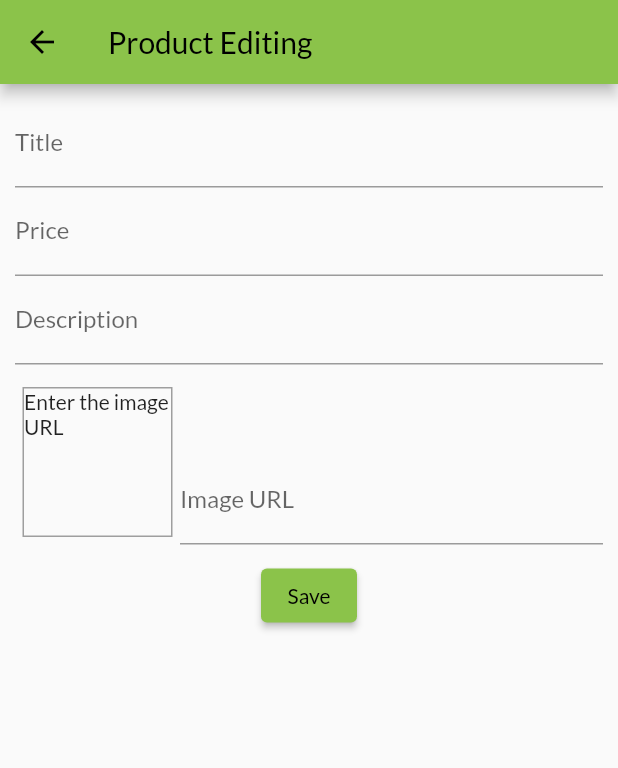
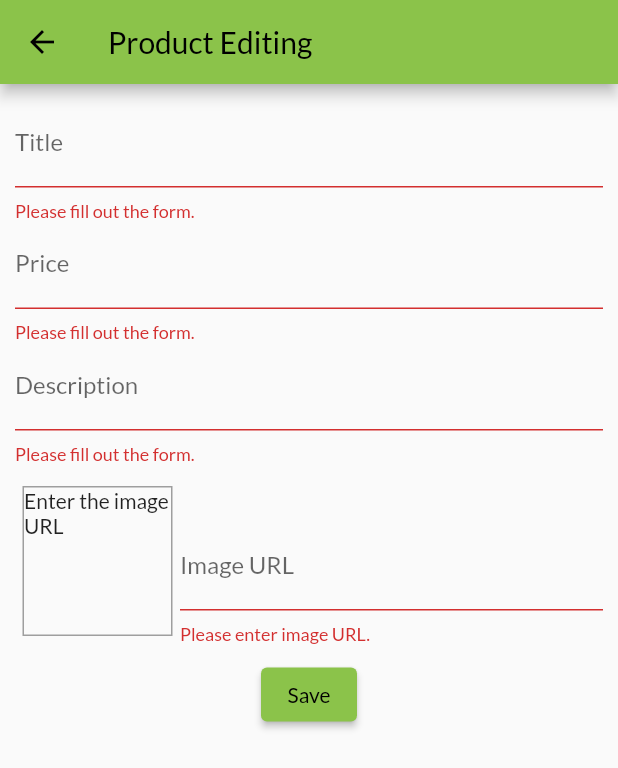
Before and after one commit to minhsuu14/flutter_shop_app, a Flutter app: the EditProductScreen screen opened by its route, after a tap on "Save", on a phone screen of 412 x 824 dp. Shown: the top 768 px of the screen. Run offline on Flutter 3.47's test engine with Material 2 defaults, Android fonts, the phone set to English and light mode, and no system bars; network calls fail.

Commit message:
added input validation

```diff
--- a/lib/screens/edit_product_screen.dart
+++ b/lib/screens/edit_product_screen.dart
@@ -21,11 +21,31 @@ class _EditProductScreenState extends State<EditProductScreen> {
       imageUrl: '',
       price: 0,
       title: '');
-
+// add listener for imgURL focusnode, when lose focus then trigger the function to preview the image.
   @override
   void initState() {
     _imgUrlFocusNode.addListener((imgUrlListener));
     super.initState();
+  }
+
+// Show preview image
+  void imgUrlListener() {
+    if (!_imgUrlFocusNode.hasFocus) {
+      if ((!_imgUrlController.text.startsWith('http') &&
+              !_imgUrlController.text.startsWith('https')) ||
+          (!_imgUrlController.text.endsWith('.jpg') &&
+              !_imgUrlController.text.endsWith('.png') &&
+              !_imgUrlController.text.endsWith('.jpeg'))) {
+        return;
+      }
+      setState(() {});
+    }
+  }
+
+// Save form state to collect user input
+  void _saveForm() {
+    if (!_formkey.currentState!.validate()) return;
+    _formkey.currentState?.save();
   }
 
   @override
@@ -35,16 +55,6 @@ class _EditProductScreenState extends State<EditProductScreen> {
     _imgUrlFocusNode.dispose();
     _imgUrlController.dispose();
     super.dispose();
-  }
-
-  void imgUrlListener() {
-    if (_imgUrlController.text.isNotEmpty) {
-      setState(() {});
-    }
-  }
-
-  void _saveForm() {
-    _formkey.currentState?.save();
   }
 
   @override
@@ -73,6 +83,12 @@ class _EditProductScreenState extends State<EditProductScreen> {
                           imageUrl: _product.imageUrl,
                           price: _product.price);
                     },
+                    validator: (value) {
+                      if (value == null || value.isEmpty) {
+                        return 'Please fill out the form.';
+                      }
+                      return null;
+                    },
                   ),
                   TextFormField(
                     decoration: const InputDecoration(label: Text('Price')),
@@ -89,6 +105,18 @@ class _EditProductScreenState extends State<EditProductScreen> {
                           imageUrl: _product.imageUrl,
                           price: double.parse(value!));
                     },
+                    validator: (value) {
+                      if (value == null || value.isEmpty) {
+                        return 'Please fill out the form.';
+                      }
+                      if (double.tryParse(value) == null) {
+                        return 'Please enter a valid number.';
+                      }
+                      if (double.parse(value) <= 0) {
+                        return 'Please enter a number greater than zero.';
+                      }
+                      return null;
+                    },
                   ),
                   TextFormField(
                     decoration:
@@ -103,6 +131,12 @@ class _EditProductScreenState extends State<EditProductScreen> {
                           title: _product.title,
                           imageUrl: _product.imageUrl,
                           price: _product.price);
+                    },
+                    validator: (value) {
+                      if (value == null || value.isEmpty) {
+                        return 'Please fill out the form.';
+                      }
+                      return null;
                     },
                   ),
                   const SizedBox(
@@ -138,6 +172,18 @@ class _EditProductScreenState extends State<EditProductScreen> {
                                 imageUrl: value!,
                                 price: _product.price);
                           },
+                          validator: (value) {
+                            if (value == null || value.isEmpty) {
+                              return 'Please enter image URL.';
+                            }
+                            if (!value.startsWith('http') &&
+                                    !value.startsWith('https') ||
+                                !value.endsWith('.jpg') &&
+                                    !value.endsWith('.png') &&
+                                    !value.endsWith('.jpeg')) {
+                              return 'Please enter valid URL.';
+                            }
+                          },
                           onFieldSubmitted: (_) => _saveForm(),
                         ),
                       ),
```
